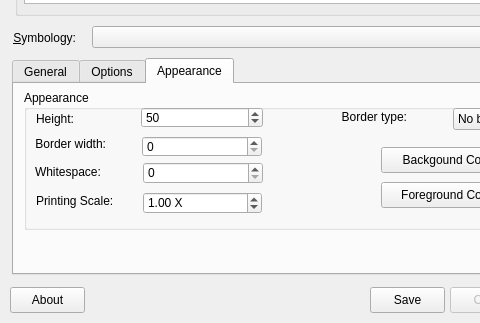
Above: frontend_qt4/mainWindow.ui from zint/zint-gpl-only before the change; both pictures show x 0 to 480 and y 273 to 596 of the 619 by 596 pixel window. Below: the same form after it.
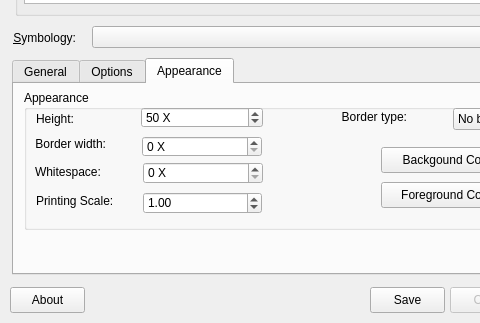
That is the form after the change. The open tabs and pages were chosen to show the change. Icons and pictures are not drawn.

Commit message: More correct appearance settings

Diff of the .ui file:
```diff
--- a/frontend_qt4/mainWindow.ui
+++ b/frontend_qt4/mainWindow.ui
@@ -2372,6 +2372,12 @@
         <height>21</height>
        </rect>
       </property>
+      <property name="suffix" >
+       <string> X</string>
+      </property>
+      <property name="prefix" >
+       <string/>
+      </property>
       <property name="maximum" >
        <number>300</number>
       </property>
@@ -2404,6 +2410,9 @@
         <height>21</height>
        </rect>
       </property>
+      <property name="suffix" >
+       <string> X</string>
+      </property>
       <property name="minimum" >
        <number>0</number>
       </property>
@@ -2490,6 +2499,9 @@
         <height>22</height>
        </rect>
       </property>
+      <property name="suffix" >
+       <string> X</string>
+      </property>
      </widget>
      <widget class="QLabel" name="lblWhitespace" >
       <property name="geometry" >
@@ -2527,7 +2539,16 @@
        </rect>
       </property>
       <property name="suffix" >
-       <string> X</string>
+       <string/>
+      </property>
+      <property name="decimals" >
+       <number>2</number>
+      </property>
+      <property name="minimum" >
+       <double>0.500000000000000</double>
+      </property>
+      <property name="maximum" >
+       <double>99.500000000000000</double>
       </property>
       <property name="singleStep" >
        <double>0.500000000000000</double>
```
